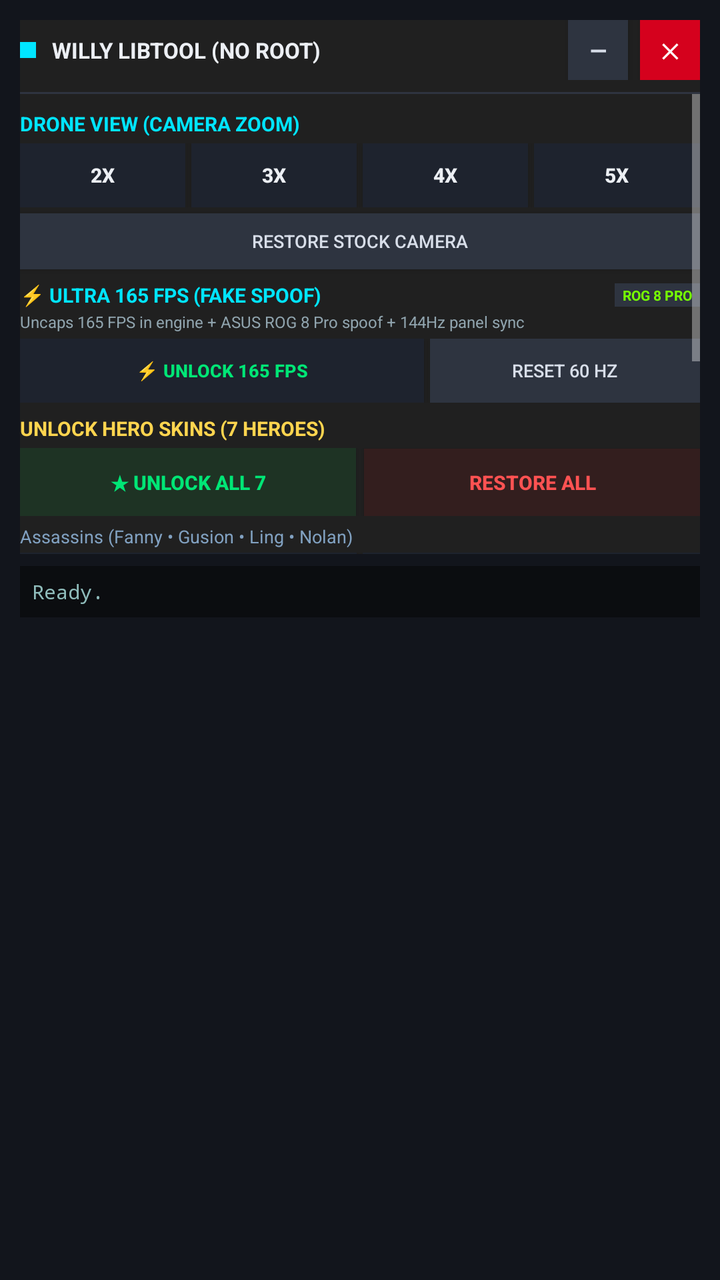
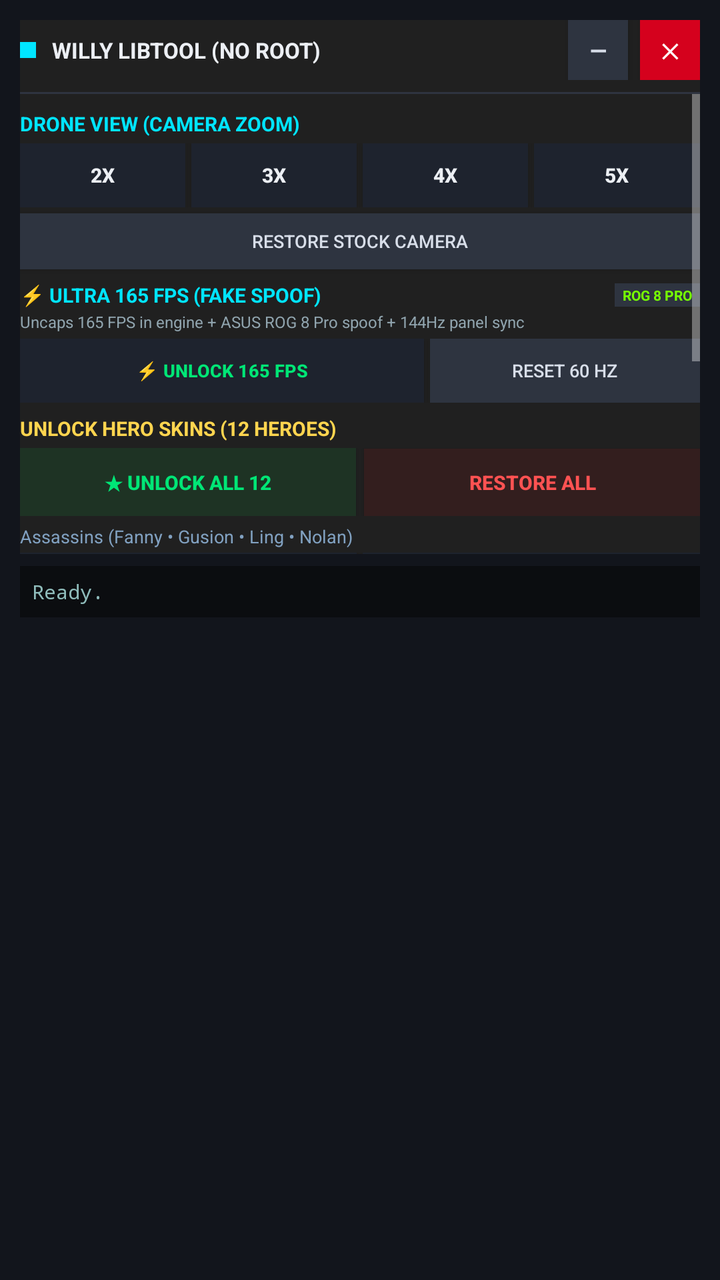

Screens rendered from an Android XML layout before and after an edit, with the pre-edit source and the edit as a unified diff.
<!-- AndroidManifest.xml: application theme AppTheme -->
<!-- res/layout/floating_menu.xml -->
<?xml version="1.0" encoding="utf-8"?>
<LinearLayout xmlns:android="http://schemas.android.com/apk/res/android"
    android:id="@+id/floatingRoot"
    android:layout_width="320dp"
    android:layout_height="wrap_content"
    android:background="#F012151C"
    android:orientation="vertical"
    android:padding="10dp">

    
    <LinearLayout
        android:id="@+id/floatingHeader"
        android:layout_width="match_parent"
        android:layout_height="wrap_content"
        android:gravity="center_vertical"
        android:orientation="horizontal"
        android:paddingBottom="6dp">

        <View
            android:layout_width="8dp"
            android:layout_height="8dp"
            android:background="#00E5FF" />

        <TextView
            android:layout_width="0dp"
            android:layout_height="wrap_content"
            android:layout_marginStart="8dp"
            android:layout_weight="1"
            android:text="WILLY LIBTOOL (NO ROOT)"
            android:textColor="#ECEFF4"
            android:textSize="11sp"
            android:textStyle="bold" />

        <Button
            android:id="@+id/btnFloatingMinimize"
            android:layout_width="30dp"
            android:layout_height="30dp"
            android:background="#2E3440"
            android:text="—"
            android:textColor="#D8DEE9"
            android:textSize="11sp"
            android:textStyle="bold" />

        <Button
            android:id="@+id/btnFloatingClose"
            android:layout_width="30dp"
            android:layout_height="30dp"
            android:layout_marginStart="6dp"
            android:background="#D5011D"
            android:text="✕"
            android:textColor="#FFFFFF"
            android:textSize="10sp"
            android:textStyle="bold" />
    </LinearLayout>

    <View
        android:layout_width="match_parent"
        android:layout_height="1dp"
        android:background="#2E3440" />

    
    <ScrollView
        android:layout_width="match_parent"
        android:layout_height="230dp"
        android:fillViewport="true"
        android:scrollbars="vertical">

        <LinearLayout
            android:layout_width="match_parent"
            android:layout_height="wrap_content"
            android:orientation="vertical"
            android:paddingTop="4dp"
            android:paddingBottom="4dp">

            
            <TextView
                android:layout_width="wrap_content"
                android:layout_height="wrap_content"
                android:layout_marginTop="4dp"
                android:text="DRONE VIEW (CAMERA ZOOM)"
                android:textColor="#00E5FF"
                android:textSize="10sp"
                android:textStyle="bold" />

            <LinearLayout
                android:layout_width="match_parent"
                android:layout_height="wrap_content"
                android:layout_marginTop="3dp"
                android:orientation="horizontal">

                <Button
                    android:id="@+id/btnDrone2x"
                    android:layout_width="0dp"
                    android:layout_height="32dp"
                    android:layout_weight="1"
                    android:background="#1E232E"
                    android:text="2X"
                    android:textColor="#ECEFF4"
                    android:textSize="10sp"
                    android:textStyle="bold" />

                <Button
                    android:id="@+id/btnDrone3x"
                    android:layout_width="0dp"
                    android:layout_height="32dp"
                    android:layout_marginStart="3dp"
                    android:layout_weight="1"
                    android:background="#1E232E"
                    android:text="3X"
                    android:textColor="#ECEFF4"
                    android:textSize="10sp"
                    android:textStyle="bold" />

                <Button
                    android:id="@+id/btnDrone4x"
                    android:layout_width="0dp"
                    android:layout_height="32dp"
                    android:layout_marginStart="3dp"
                    android:layout_weight="1"
                    android:background="#1E232E"
                    android:text="4X"
                    android:textColor="#ECEFF4"
                    android:textSize="10sp"
                    android:textStyle="bold" />

                <Button
                    android:id="@+id/btnDrone5x"
                    android:layout_width="0dp"
                    android:layout_height="32dp"
                    android:layout_marginStart="3dp"
                    android:layout_weight="1"
                    android:background="#1E232E"
                    android:text="5X"
                    android:textColor="#ECEFF4"
                    android:textSize="10sp"
                    android:textStyle="bold" />
            </LinearLayout>

            <Button
                android:id="@+id/btnDroneReset"
                android:layout_width="match_parent"
                android:layout_height="28dp"
                android:layout_marginTop="3dp"
                android:background="#2E3440"
                android:text="RESTORE STOCK CAMERA"
                android:textColor="#D8DEE9"
                android:textSize="9sp" />

            
            <LinearLayout
                android:layout_width="match_parent"
                android:layout_height="wrap_content"
                android:layout_marginTop="6dp"
                android:gravity="center_vertical"
                android:orientation="horizontal">

                <TextView
                    android:layout_width="0dp"
                    android:layout_height="wrap_content"
                    android:layout_weight="1"
                    android:text="⚡ ULTRA 165 FPS (FAKE SPOOF)"
                    android:textColor="#00E5FF"
                    android:textSize="10sp"
                    android:textStyle="bold" />

                <TextView
                    android:id="@+id/tvFpsStatusBadge"
                    android:layout_width="wrap_content"
                    android:layout_height="wrap_content"
                    android:background="#2E3440"
                    android:paddingStart="4dp"
                    android:paddingTop="1dp"
                    android:paddingEnd="4dp"
                    android:paddingBottom="1dp"
                    android:text="ROG 8 PRO"
                    android:textColor="#76FF03"
                    android:textSize="7sp"
                    android:textStyle="bold" />
            </LinearLayout>

            <TextView
                android:layout_width="wrap_content"
                android:layout_height="wrap_content"
                android:layout_marginTop="1dp"
                android:text="Uncaps 165 FPS in engine + ASUS ROG 8 Pro spoof + 144Hz panel sync"
                android:textColor="#90A4AE"
                android:textSize="8sp" />

            <LinearLayout
                android:layout_width="match_parent"
                android:layout_height="wrap_content"
                android:layout_marginTop="3dp"
                android:orientation="horizontal">

                <Button
                    android:id="@+id/btnUnlock165Fps"
                    android:layout_width="0dp"
                    android:layout_height="32dp"
                    android:layout_weight="1.2"
                    android:background="#1E232E"
                    android:text="⚡ UNLOCK 165 FPS"
                    android:textColor="#00E676"
                    android:textSize="9sp"
                    android:textStyle="bold" />

                <Button
                    android:id="@+id/btnResetFps"
                    android:layout_width="0dp"
                    android:layout_height="32dp"
                    android:layout_marginStart="3dp"
                    android:layout_weight="0.8"
                    android:background="#2E3440"
                    android:text="RESET 60 HZ"
                    android:textColor="#D8DEE9"
                    android:textSize="9sp" />
            </LinearLayout>

            
            <TextView
                android:layout_width="wrap_content"
                android:layout_height="wrap_content"
                android:layout_marginTop="6dp"
                android:text="UNLOCK HERO SKINS (7 HEROES)"
                android:textColor="#FFD54F"
                android:textSize="10sp"
                android:textStyle="bold" />

            
            <LinearLayout
                android:layout_width="match_parent"
                android:layout_height="wrap_content"
                android:layout_marginTop="3dp"
                android:orientation="horizontal">

                <Button
                    android:id="@+id/btnUnlockAllSkins"
                    android:layout_width="0dp"
                    android:layout_height="34dp"
                    android:layout_weight="1"
                    android:background="#1E3324"
                    android:text="★ UNLOCK ALL 7"
                    android:textColor="#00E676"
                    android:textSize="10sp"
                    android:textStyle="bold" />

                <Button
                    android:id="@+id/btnRestoreAllSkins"
                    android:layout_width="0dp"
                    android:layout_height="34dp"
                    android:layout_marginStart="4dp"
                    android:layout_weight="1"
                    android:background="#331E1E"
                    android:text="RESTORE ALL"
                    android:textColor="#FF5252"
                    android:textSize="10sp"
                    android:textStyle="bold" />
            </LinearLayout>

            
            <TextView
                android:layout_width="wrap_content"
                android:layout_height="wrap_content"
                android:layout_marginTop="4dp"
                android:text="Assassins (Fanny • Gusion • Ling • Nolan)"
                android:textColor="#81A1C1"
                android:textSize="9sp" />

            <LinearLayout
                android:layout_width="match_parent"
                android:layout_height="wrap_content"
                android:layout_marginTop="2dp"
                android:orientation="horizontal">

                <Button
                    android:id="@+id/btnSkinFanny"
                    android:layout_width="0dp"
                    android:layout_height="30dp"
                    android:layout_weight="1"
                    android:background="#1E232E"
                    android:text="FANNY (MIKASA)"
                    android:textColor="#ECEFF4"
                    android:textSize="8sp" />

                <Button
                    android:id="@+id/btnSkinGusion"
                    android:layout_width="0dp"
                    android:layout_height="30dp"
                    android:layout_marginStart="3dp"
                    android:layout_weight="1"
                    android:background="#1E232E"
                    android:text="GUSION (KOF)"
                    android:textColor="#ECEFF4"
                    android:textSize="8sp" />
            </LinearLayout>

            <LinearLayout
                android:layout_width="match_parent"
                android:layout_height="wrap_content"
                android:layout_marginTop="2dp"
                android:orientation="horizontal">

                <Button
                    android:id="@+id/btnSkinLing"
                    android:layout_width="0dp"
                    android:layout_height="30dp"
                    android:layout_weight="1"
                    android:background="#1E232E"
                    android:text="LING (SHEN)"
                    android:textColor="#ECEFF4"
                    android:textSize="8sp" />

                <Button
                    android:id="@+id/btnSkinNolan"
                    android:layout_width="0dp"
                    android:layout_height="30dp"
                    android:layout_marginStart="3dp"
                    android:layout_weight="1"
                    android:background="#1E232E"
                    android:text="NOLAN (NAV)"
                    android:textColor="#ECEFF4"
                    android:textSize="8sp" />
            </LinearLayout>

            
            <TextView
                android:layout_width="wrap_content"
                android:layout_height="wrap_content"
                android:layout_marginTop="4dp"
                android:text="Marksmen (Miya • Claude • Karrie)"
                android:textColor="#81A1C1"
                android:textSize="9sp" />

            <LinearLayout
                android:layout_width="match_parent"
                android:layout_height="wrap_content"
                android:layout_marginTop="2dp"
                android:orientation="horizontal">

                <Button
                    android:id="@+id/btnSkinMiya"
                    android:layout_width="0dp"
                    android:layout_height="30dp"
                    android:layout_weight="1"
                    android:background="#1E232E"
                    android:text="MIYA (COLL)"
                    android:textColor="#ECEFF4"
                    android:textSize="8sp" />

                <Button
                    android:id="@+id/btnSkinClaude"
                    android:layout_width="0dp"
                    android:layout_height="30dp"
                    android:layout_marginStart="3dp"
                    android:layout_weight="1"
                    android:background="#1E232E"
                    android:text="CLAUDE (SANRIO)"
                    android:textColor="#ECEFF4"
                    android:textSize="8sp" />

                <Button
                    android:id="@+id/btnSkinKarrie"
                    android:layout_width="0dp"
                    android:layout_height="30dp"
                    android:layout_marginStart="3dp"
                    android:layout_weight="1"
                    android:background="#1E232E"
                    android:text="KARRIE (M5)"
                    android:textColor="#ECEFF4"
                    android:textSize="8sp" />
            </LinearLayout>

            
            <TextView
                android:layout_width="wrap_content"
                android:layout_height="wrap_content"
                android:layout_marginTop="6dp"
                android:text="MAP &amp; BATTLE ASSETS"
                android:textColor="#00E5FF"
                android:textSize="10sp"
                android:textStyle="bold" />

            <LinearLayout
                android:layout_width="match_parent"
                android:layout_height="wrap_content"
                android:layout_marginTop="2dp"
                android:orientation="horizontal">

                <Button
                    android:id="@+id/btnInjectMapSkins"
                    android:layout_width="0dp"
                    android:layout_height="30dp"
                    android:layout_weight="1"
                    android:background="#1E232E"
                    android:text="MAP MODS"
                    android:textColor="#FFD54F"
                    android:textSize="9sp"
                    android:textStyle="bold" />

                <Button
                    android:id="@+id/btnRestoreMapSkins"
                    android:layout_width="0dp"
                    android:layout_height="30dp"
                    android:layout_marginStart="3dp"
                    android:layout_weight="1"
                    android:background="#1E232E"
                    android:text="RESTORE MAP"
                    android:textColor="#D8DEE9"
                    android:textSize="9sp" />
            </LinearLayout>

        </LinearLayout>
    </ScrollView>

    
    <TextView
        android:id="@+id/txtFloatingStatus"
        android:layout_width="match_parent"
        android:layout_height="wrap_content"
        android:layout_marginTop="6dp"
        android:background="#0B0D10"
        android:fontFamily="monospace"
        android:padding="6dp"
        android:text="Ready."
        android:textColor="#8FBCBB"
        android:textSize="10sp" />

</LinearLayout>
<!-- resources referenced by this layout -->
<resources>
  <style name="AppTheme" parent="@android:style/Theme.Material">
          
          <item name="android:background">@color/backgroundColor</item>
      </style>
  <color name="backgroundColor">#202020</color>
</resources>

<!-- the commit's change to res/layout/floating_menu.xml (unified diff, before → after) -->
@@ -220,7 +220,7 @@
                 android:layout_width="wrap_content"
                 android:layout_height="wrap_content"
                 android:layout_marginTop="6dp"
-                android:text="UNLOCK HERO SKINS (7 HEROES)"
+                android:text="UNLOCK HERO SKINS (12 HEROES)"
                 android:textColor="#FFD54F"
                 android:textSize="10sp"
                 android:textStyle="bold" />
@@ -238,7 +238,7 @@
                     android:layout_height="34dp"
                     android:layout_weight="1"
                     android:background="#1E3324"
-                    android:text="★ UNLOCK ALL 7"
+                    android:text="★ UNLOCK ALL 12"
                     android:textColor="#00E676"
                     android:textSize="10sp"
                     android:textStyle="bold" />
